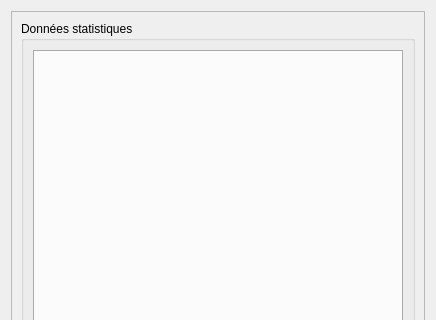
Before: the Qt Designer form qsequoia2/scripts/forest_data/forest_data.ui in SequoiApp/Qsequoia2, drawn with Qt 5; both pictures show x 0 to 436 and y 0 to 320 of the 436 by 541 pixel window.
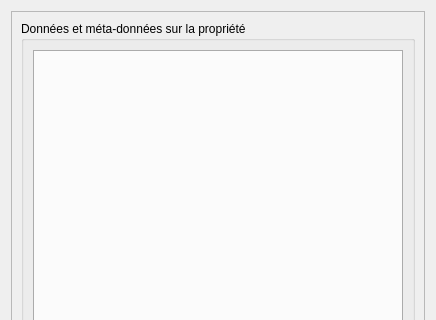
After: the same form once the commit is applied.

The edit to the form file:
```diff
--- a/qsequoia2/scripts/forest_data/forest_data.ui
+++ b/qsequoia2/scripts/forest_data/forest_data.ui
@@ -32,7 +32,7 @@
        <item>
         <widget class="QGroupBox" name="groupBox">
          <property name="title">
-          <string>Données statistiques</string>
+          <string>Données et méta-données sur la propriété</string>
          </property>
          <layout class="QVBoxLayout" name="statsLayout">
           <item>
```
